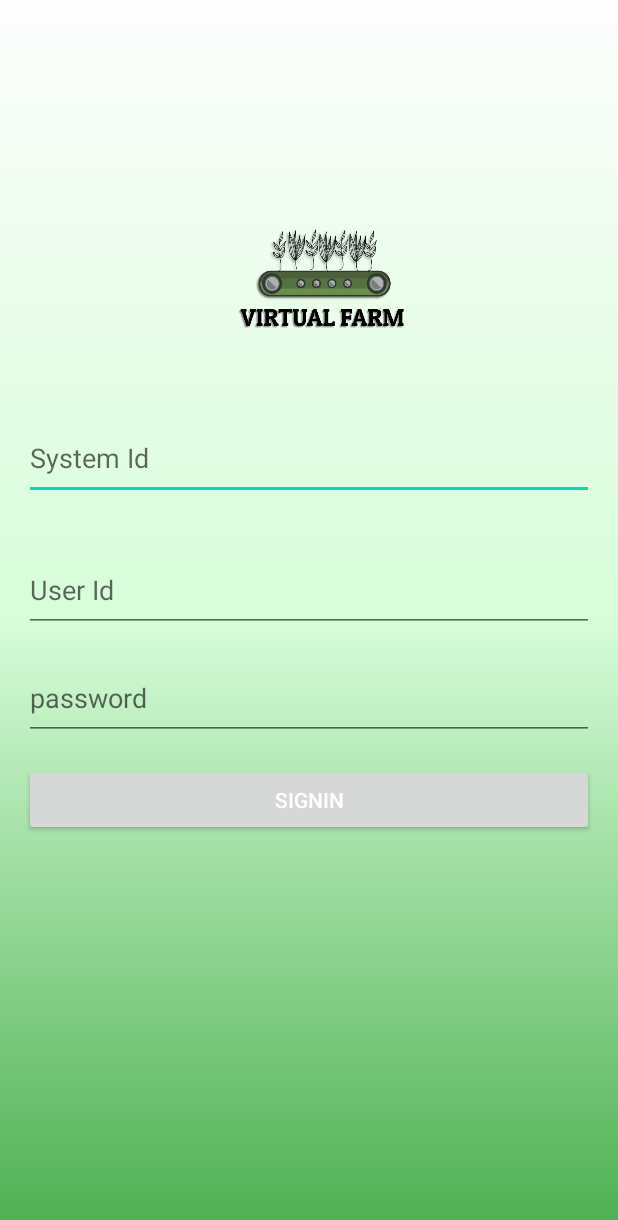
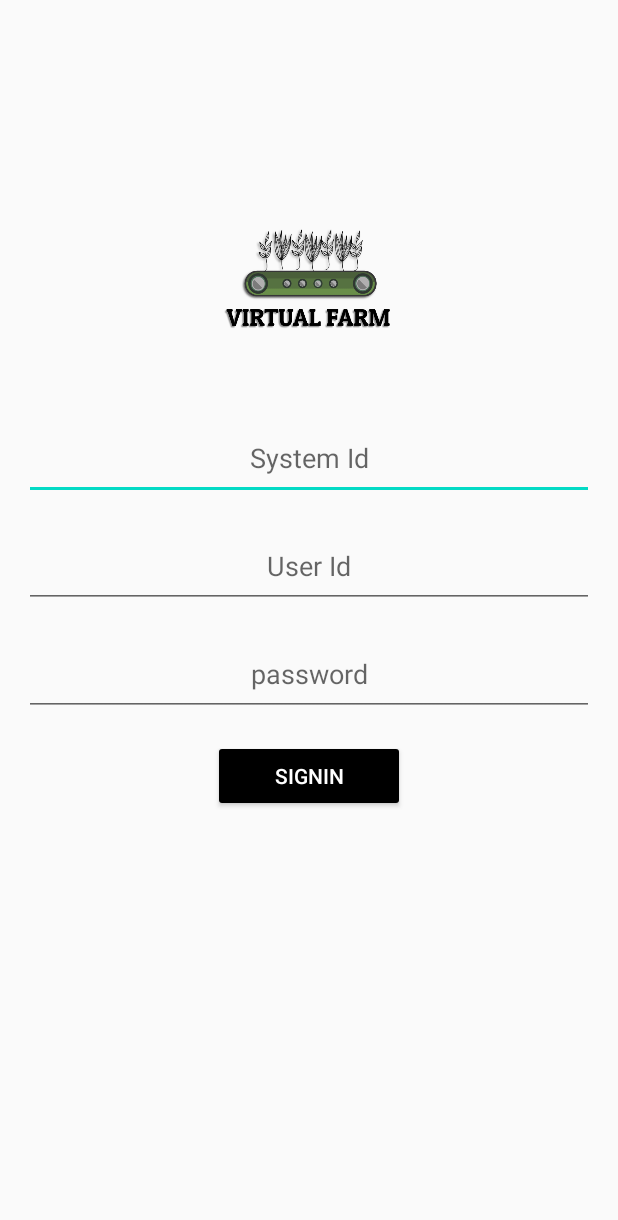
Before and after one commit to yashambkr/VirtualFarm, an Android app: the screen it shows after launch (LoginPage), on a phone screen of 412 x 824 dp. Shown: the top 1220 px of the screen. Run offline under Robolectric (Android 15) with nearby library versions, the phone set to English and light mode, and no system bars; our stand-ins replace Firebase (no records; nobody signed in at launch, a user with empty details on screens opened directly).

Commit message:
Aligned form contents

```diff
--- a/app/src/main/java/com/example/virtualfarm2020/LoginPage.java
+++ b/app/src/main/java/com/example/virtualfarm2020/LoginPage.java
@@ -24,7 +24,7 @@ public class LoginPage extends AppCompatActivity {
         setContentView(R.layout.login_page);
 
         systemId = findViewById(R.id.sys_id);
-        user = findViewById(R.id.username);
+        user = findViewById(R.id.Username);
         passwordE = findViewById(R.id.password);
         Button loginbtn = (Button) findViewById(R.id.SigninBtn);
         databaseReference = FirebaseDatabase.getInstance().getReference().child("System1");
--- a/app/src/main/res/layout/login_page.xml
+++ b/app/src/main/res/layout/login_page.xml
@@ -5,13 +5,12 @@
     android:layout_width="match_parent"
     android:orientation="vertical"
     android:layout_height="match_parent"
-    tools:context="LoginPage"
-    android:background="@drawable/gradient">
+    tools:context="LoginPage">
 
     <ImageView
         android:layout_width="170dp"
         android:layout_height="115dp"
-        android:layout_marginLeft="130dp"
+        android:layout_gravity="center"
         android:layout_marginTop="130dp"
         android:src="@drawable/applogoblack" />
 
@@ -22,17 +21,20 @@
         android:layout_marginLeft="16dp"
         android:layout_marginTop="32dp"
         android:layout_marginRight="16dp"
+        android:textAlignment="center"
+        android:ellipsize="start"
         android:ems="10"
         android:inputType="textPersonName"
         android:hint="System Id"
         />
     <EditText
-        android:id="@+id/username"
+        android:id="@+id/Username"
         android:layout_width="match_parent"
         android:layout_height="56dp"
         android:layout_marginLeft="16dp"
-        android:layout_marginTop="32dp"
+        android:layout_marginTop="16dp"
         android:layout_marginRight="16dp"
+        android:textAlignment="center"
         android:ems="10"
         android:inputType="textPersonName"
         android:hint="User Id"
@@ -45,15 +47,17 @@
         android:layout_marginRight="16dp"
         android:inputType="textPassword"
         android:hint="password"
+        android:textColor="@color/teal_700"
+        android:textAlignment="center"
         android:id="@+id/password"/>
 
     <Button
-        android:id="@+id/SigninBtn"
-        android:layout_width="match_parent"
-        android:layout_height="48dp"
-        android:layout_marginLeft="16dp"
+        android:layout_width="128dp"
+        android:layout_height="wrap_content"
+        android:layout_gravity="center"
         android:layout_marginTop="16dp"
-        android:layout_marginRight="16dp"
         android:text="SignIn"
-        android:textColor="#ffffff" />
+        android:textColor="#ffffff"
+        android:backgroundTint="@color/black"
+        android:id = "@+id/SigninBtn"/>
 </LinearLayout>
```
